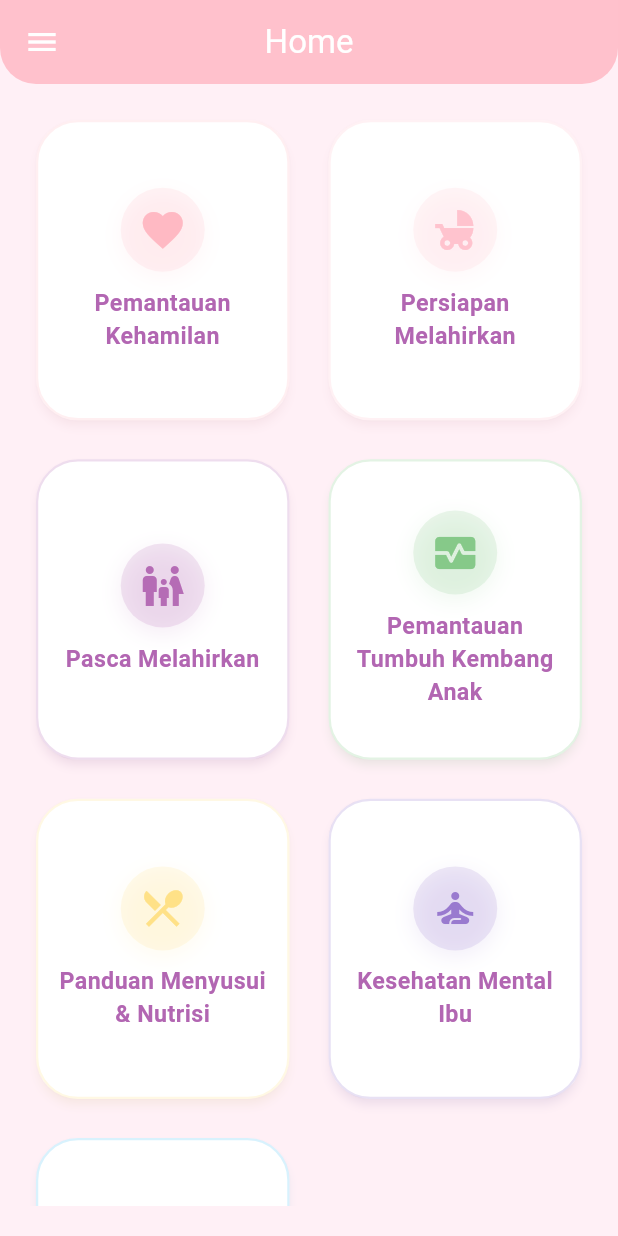
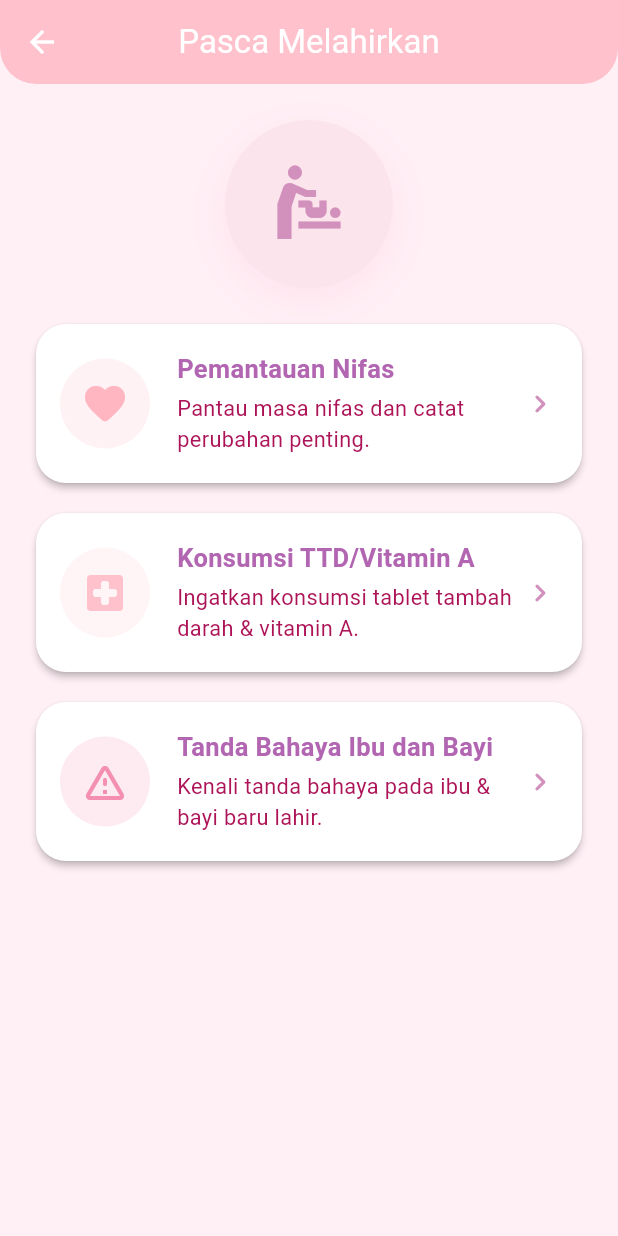
Before and after one commit to cahyoPermono/bukupink, a Flutter app: the HomePage screen opened by its route, after a tap on "Pasca Melahirkan", on a phone screen of 412 x 824 dp. Run offline on Flutter 3.47's test engine with Material 3 defaults, Android fonts, the light colour scheme and no system bars; our stand-ins replace get, sqflite, sqflite_common_ffi; accounts and stored records are empty; Roboto replaces fonts that are missing (Nunito).

Commit message:
feat: Add Pasca Melahirkan page and integrate navigation from HomePage

```diff
--- a/lib/pages/pages_home.dart
+++ b/lib/pages/pages_home.dart
@@ -1,6 +1,7 @@
 import 'package:flutter/material.dart';
 import 'pages_pregnancy_list.dart';
 import 'pages_persiapan_kelahiran.dart';
+import 'pages_pasca_melahirkan.dart';
 import '../services/services_user.dart';
 
 class HomePage extends StatelessWidget {
@@ -146,7 +147,14 @@ class HomePage extends StatelessWidget {
               icon: Icons.family_restroom,
               title: 'Pasca Melahirkan',
               color: Color(0xFFB266B2),
-              onTap: () {},
+              onTap: () {
+                Navigator.push(
+                  context,
+                  MaterialPageRoute(
+                    builder: (_) => const PascaMelahirkanPage(),
+                  ),
+                );
+              },
             ),
             MenuCard(
               icon: Icons.monitor_heart,
--- /dev/null
+++ b/lib/pages/pages_pasca_melahirkan.dart
@@ -0,0 +1,230 @@
+import 'package:flutter/material.dart';
+
+class PascaMelahirkanPage extends StatelessWidget {
+  const PascaMelahirkanPage({super.key});
+
+  @override
+  Widget build(BuildContext context) {
+    return Scaffold(
+      backgroundColor: const Color(0xFFFFF0F6),
+      appBar: AppBar(
+        title: const Text('Pasca Melahirkan'),
+        backgroundColor: const Color(0xFFFFC1CC),
+        elevation: 0,
+        centerTitle: true,
+        shape: const RoundedRectangleBorder(
+          borderRadius: BorderRadius.vertical(bottom: Radius.circular(24)),
+        ),
+      ),
+      body: ListView(
+        padding: const EdgeInsets.all(24),
+        children: [
+          Center(
+            child: Container(
+              decoration: BoxDecoration(
+                color: Colors.pink[50],
+                shape: BoxShape.circle,
+                boxShadow: [
+                  BoxShadow(
+                    color: Colors.pinkAccent.withOpacity(0.08),
+                    blurRadius: 24,
+                    offset: const Offset(0, 8),
+                  ),
+                ],
+              ),
+              padding: const EdgeInsets.all(28),
+              child: const Icon(
+                Icons.baby_changing_station,
+                size: 56,
+                color: Color(0xFFD291BC),
+              ),
+            ),
+          ),
+          const SizedBox(height: 24),
+          _buildSubMenu(context),
+        ],
+      ),
+    );
+  }
+
+  Widget _buildSubMenu(BuildContext context) {
+    final List<_SubMenuItem> items = [
+      _SubMenuItem(
+        title: 'Pemantauan Nifas',
+        icon: Icons.favorite_rounded,
+        color: const Color(0xFFFFB6C1),
+        description: 'Pantau masa nifas dan catat perubahan penting.',
+        onTap:
+            () => _showDetail(context, 'Pemantauan Nifas', [
+              'Catat suhu tubuh, perdarahan, dan kondisi luka setiap hari.',
+              'Perhatikan tanda infeksi: demam, bau tidak sedap, nyeri hebat.',
+              'Pastikan istirahat cukup dan konsumsi makanan bergizi.',
+            ]),
+      ),
+      _SubMenuItem(
+        title: 'Konsumsi TTD/Vitamin A',
+        icon: Icons.local_hospital_rounded,
+        color: const Color(0xFFFFC1CC),
+        description: 'Ingatkan konsumsi tablet tambah darah & vitamin A.',
+        onTap:
+            () => _showDetail(context, 'Konsumsi TTD/Vitamin A', [
+              'Minum tablet tambah darah (TTD) sesuai anjuran bidan/dokter.',
+              'Konsumsi vitamin A dosis tinggi setelah melahirkan.',
+              'Catat waktu dan dosis konsumsi.',
+            ]),
+      ),
+      _SubMenuItem(
+        title: 'Tanda Bahaya Ibu dan Bayi',
+        icon: Icons.warning_amber_rounded,
+        color: const Color(0xFFF48FB1),
+        description: 'Kenali tanda bahaya pada ibu & bayi baru lahir.',
+        onTap:
+            () => _showDetail(context, 'Tanda Bahaya Ibu dan Bayi', [
+              'Ibu: perdarahan banyak, demam tinggi, kejang, nyeri hebat.',
+              'Bayi: sulit menyusu, demam/hipotermia, napas cepat, kejang.',
+              'Segera ke fasilitas kesehatan jika ada tanda bahaya.',
+            ]),
+      ),
+    ];
+    return Column(children: items.map((item) => _buildMenuCard(item)).toList());
+  }
+
+  Widget _buildMenuCard(_SubMenuItem item) {
+    return Card(
+      color: Colors.white,
+      elevation: 2,
+      shape: RoundedRectangleBorder(borderRadius: BorderRadius.circular(20)),
+      margin: const EdgeInsets.only(bottom: 20),
+      child: InkWell(
+        borderRadius: BorderRadius.circular(20),
+        onTap: item.onTap,
+        child: Padding(
+          padding: const EdgeInsets.symmetric(vertical: 18, horizontal: 16),
+          child: Row(
+            children: [
+              Container(
+                decoration: BoxDecoration(
+                  color: item.color.withOpacity(0.18),
+                  shape: BoxShape.circle,
+                ),
+                padding: const EdgeInsets.all(14),
+                child: Icon(item.icon, color: item.color, size: 32),
+              ),
+              const SizedBox(width: 18),
+              Expanded(
+                child: Column(
+                  crossAxisAlignment: CrossAxisAlignment.start,
+                  children: [
+                    Text(
+                      item.title,
+                      style: const TextStyle(
+                        fontWeight: FontWeight.bold,
+                        color: Color(0xFFB266B2),
+                        fontSize: 17,
+                        fontFamily: 'Nunito',
+                      ),
+                    ),
+                    const SizedBox(height: 4),
+                    Text(
+                      item.description,
+                      style: const TextStyle(
+                        color: Color(0xFFAD1457),
+                        fontSize: 14.5,
+                        fontFamily: 'Nunito',
+                      ),
+                    ),
+                  ],
+                ),
+              ),
+              const Icon(Icons.chevron_right_rounded, color: Color(0xFFD291BC)),
+            ],
+          ),
+        ),
+      ),
+    );
+  }
+
+  void _showDetail(BuildContext context, String title, List<String> details) {
+    showModalBottomSheet(
+      context: context,
+      backgroundColor: const Color(0xFFFFF0F6),
+      shape: const RoundedRectangleBorder(
+        borderRadius: BorderRadius.vertical(top: Radius.circular(24)),
+      ),
+      builder:
+          (context) => Padding(
+            padding: const EdgeInsets.all(24),
+            child: Column(
+              mainAxisSize: MainAxisSize.min,
+              crossAxisAlignment: CrossAxisAlignment.start,
+              children: [
+                Center(
+                  child: Container(
+                    width: 40,
+                    height: 4,
+                    margin: const EdgeInsets.only(bottom: 16),
+                    decoration: BoxDecoration(
+                      color: Colors.pink[100],
+                      borderRadius: BorderRadius.circular(2),
+                    ),
+                  ),
+                ),
+                Text(
+                  title,
+                  style: const TextStyle(
+                    fontWeight: FontWeight.bold,
+                    color: Color(0xFFD291BC),
+                    fontSize: 18,
+                    fontFamily: 'Nunito',
+                  ),
+                ),
+                const SizedBox(height: 16),
+                ...details.map(
+                  (e) => Padding(
+                    padding: const EdgeInsets.only(bottom: 10),
+                    child: Row(
+                      crossAxisAlignment: CrossAxisAlignment.start,
+                      children: [
+                        const Text(
+                          '• ',
+                          style: TextStyle(
+                            color: Color(0xFFB266B2),
+                            fontSize: 16,
+                          ),
+                        ),
+                        Expanded(
+                          child: Text(
+                            e,
+                            style: const TextStyle(
+                              color: Color(0xFFAD1457),
+                              fontSize: 15.5,
+                              fontFamily: 'Nunito',
+                            ),
+                          ),
+                        ),
+                      ],
+                    ),
+                  ),
+                ),
+              ],
+            ),
+          ),
+    );
+  }
+}
+
+class _SubMenuItem {
+  final String title;
+  final IconData icon;
+  final Color color;
+  final String description;
+  final VoidCallback onTap;
+
+  _SubMenuItem({
+    required this.title,
+    required this.icon,
+    required this.color,
+    required this.description,
+    required this.onTap,
+  });
+}
```
